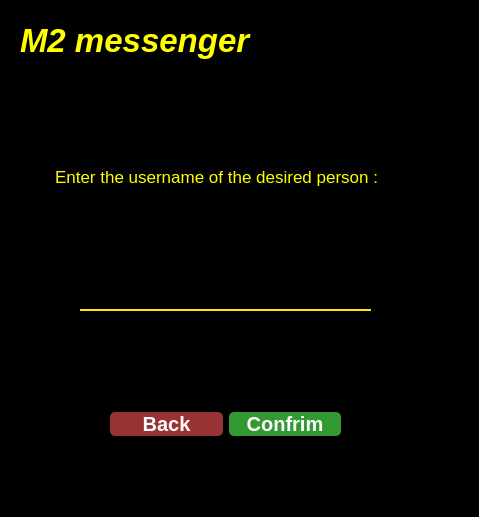
Qt form untitled/sendmessageuser.ui (MohamadKhavaran/M2-Massenger) before a commit.
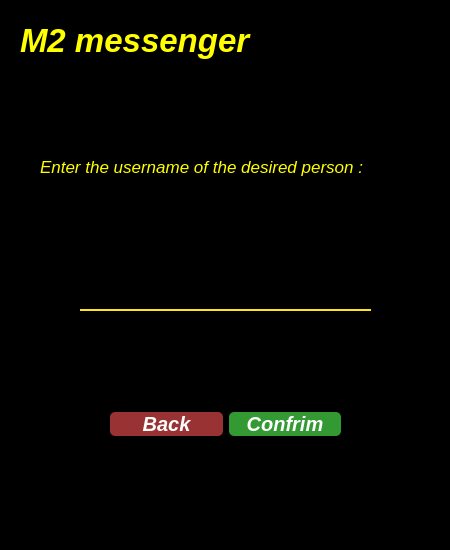
The same form after that commit.

Patch:
```diff
--- a/untitled/sendmessageuser.ui
+++ b/untitled/sendmessageuser.ui
@@ -6,22 +6,22 @@
    <rect>
     <x>0</x>
     <y>0</y>
-    <width>479</width>
-    <height>517</height>
+    <width>450</width>
+    <height>550</height>
    </rect>
   </property>
   <property name="windowTitle">
    <string>Form</string>
   </property>
   <property name="styleSheet">
-   <string notr="true">background-color: rgb(0, 0, 0);
-</string>
+   <string notr="true">background-color:	rgb(0, 0, 0);
+color:white;</string>
   </property>
   <widget class="QLabel" name="label">
    <property name="geometry">
     <rect>
-     <x>55</x>
-     <y>160</y>
+     <x>40</x>
+     <y>150</y>
      <width>415</width>
      <height>34</height>
     </rect>
@@ -29,6 +29,7 @@
    <property name="font">
     <font>
      <pointsize>13</pointsize>
+     <italic>true</italic>
     </font>
    </property>
    <property name="styleSheet">
@@ -42,9 +43,9 @@
    <property name="geometry">
     <rect>
      <x>80</x>
-     <y>260</y>
+     <y>270</y>
      <width>291</width>
-     <height>51</height>
+     <height>41</height>
     </rect>
    </property>
    <property name="styleSheet">
@@ -107,7 +108,7 @@
       <property name="font">
        <font>
         <pointsize>15</pointsize>
-        <italic>false</italic>
+        <italic>true</italic>
         <bold>true</bold>
        </font>
       </property>
@@ -143,6 +144,7 @@
       <property name="font">
        <font>
         <pointsize>15</pointsize>
+        <italic>true</italic>
         <bold>true</bold>
        </font>
       </property>
```
